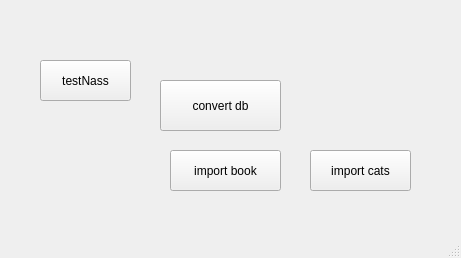
The window that mainwindow.ui (alkotobi/DBConverterWin) describes before a commit, drawn with Qt 5.
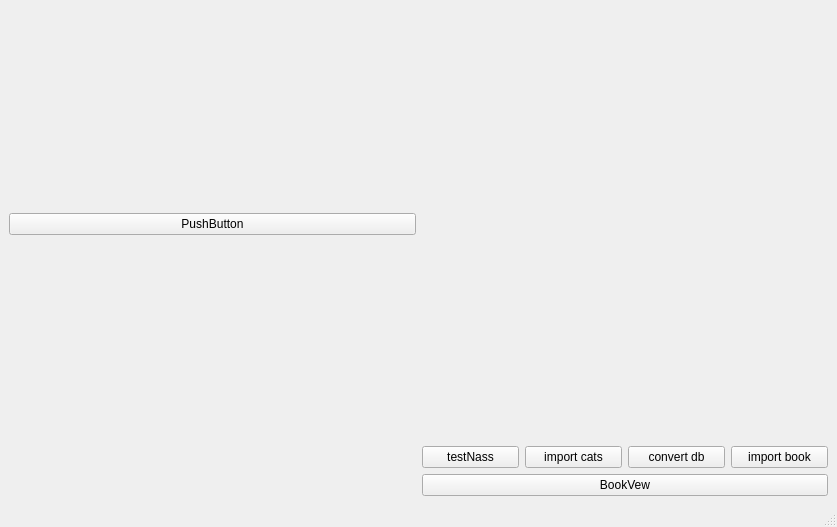
The same window after the commit.

```diff
--- a/mainwindow.ui
+++ b/mainwindow.ui
@@ -6,66 +6,75 @@
    <rect>
     <x>0</x>
     <y>0</y>
-    <width>461</width>
-    <height>258</height>
+    <width>837</width>
+    <height>527</height>
    </rect>
   </property>
   <property name="windowTitle">
    <string>MainWindow</string>
   </property>
   <widget class="QWidget" name="centralwidget">
+   <layout class="QGridLayout" name="gridLayout">
+    <item row="2" column="1">
+     <widget class="QPushButton" name="bookView">
+      <property name="text">
+       <string>BookVew</string>
+      </property>
+     </widget>
+    </item>
+    <item row="0" column="1">
+     <spacer name="verticalSpacer">
+      <property name="orientation">
+       <enum>Qt::Vertical</enum>
+      </property>
+      <property name="sizeHint" stdset="0">
+       <size>
+        <width>20</width>
+        <height>40</height>
+       </size>
+      </property>
+     </spacer>
+    </item>
+    <item row="1" column="1">
+     <layout class="QHBoxLayout" name="horizontalLayout">
+      <item>
+       <widget class="QPushButton" name="testNass">
+        <property name="text">
+         <string>testNass</string>
+        </property>
+       </widget>
+      </item>
+      <item>
+       <widget class="QPushButton" name="importCats">
+        <property name="text">
+         <string>import cats</string>
+        </property>
+       </widget>
+      </item>
+      <item>
    <widget class="QPushButton" name="testConvert">
-    <property name="geometry">
-     <rect>
-      <x>160</x>
-      <y>80</y>
-      <width>121</width>
-      <height>51</height>
-     </rect>
-    </property>
     <property name="text">
      <string>convert db</string>
     </property>
    </widget>
+      </item>
+      <item>
    <widget class="QPushButton" name="bkImport">
-    <property name="geometry">
-     <rect>
-      <x>170</x>
-      <y>150</y>
-      <width>111</width>
-      <height>41</height>
-     </rect>
-    </property>
     <property name="text">
      <string>import book</string>
     </property>
    </widget>
-   <widget class="QPushButton" name="importCats">
-    <property name="geometry">
-     <rect>
-      <x>310</x>
-      <y>150</y>
-      <width>101</width>
-      <height>41</height>
-     </rect>
-    </property>
+      </item>
+     </layout>
+    </item>
+    <item row="0" column="0">
+     <widget class="QPushButton" name="pushButton">
     <property name="text">
-     <string>import cats</string>
-    </property>
-   </widget>
-   <widget class="QPushButton" name="testNass">
-    <property name="geometry">
-     <rect>
-      <x>40</x>
-      <y>60</y>
-      <width>91</width>
-      <height>41</height>
-     </rect>
-    </property>
-    <property name="text">
-     <string>testNass</string>
-    </property>
-   </widget>
+       <string>PushButton</string>
+      </property>
+     </widget>
+    </item>
+   </layout>
   </widget>
   <widget class="QMenuBar" name="menubar">
    <property name="geometry">
```
Left out of the diff: 2 changed lines with no effect on the pictures. Lines whose indentation alone changed are shown as unchanged.
